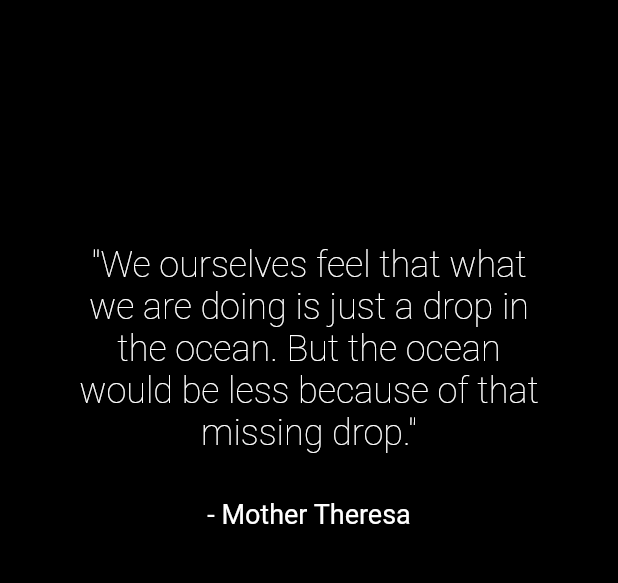
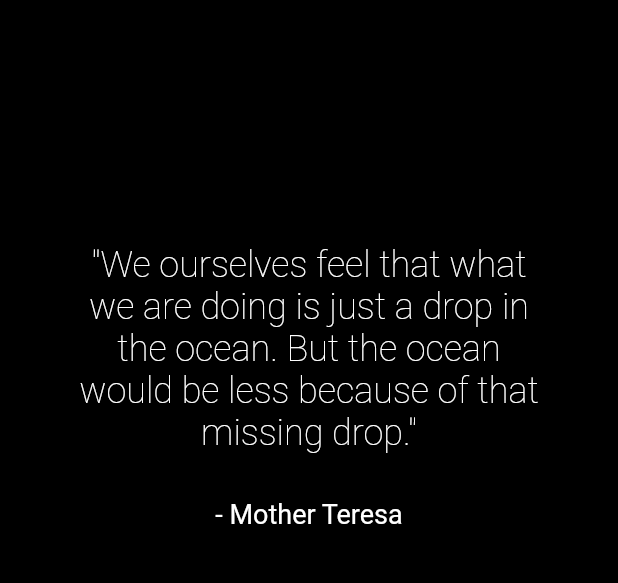
Before and after one commit to thank-tank/mobile, a Flutter app: the screen it shows after launch, on a phone screen of 412 x 824 dp, the part 432-1015 px from its top. Run offline on Flutter 3.47's test engine with Material 2 defaults, Android fonts, the phone set to English and light mode, and no system bars; our stand-ins replace cloud_firestore; missing offline and left inert: dash_chat; accounts and stored records are empty.

Commit message:
text changes

```diff
--- a/lib/src/onboard/home.dart
+++ b/lib/src/onboard/home.dart
@@ -22,7 +22,7 @@ class Home extends StatefulWidget {
 class _HomeState extends State<Home> {
   int tabIndex = 0;
   List<Widget> tabs;
-  List<String> tabLabels = ["Gratitude Ocean", "ThankTank", "Drips", "Your Stream"];
+  List<String> tabLabels = ["Gratitude Ocean", "ThankTank", "Drips", "My Stream"];
 
   @override
   void initState() {
--- a/lib/src/onboard/welcome.dart
+++ b/lib/src/onboard/welcome.dart
@@ -42,7 +42,7 @@ class Welcome extends StatelessWidget {
                 height: 30,
               ),
               Text(
-                "- Mother Theresa",
+                "- Mother Teresa",
                 textAlign: TextAlign.center,
                 style: Theme.of(context).textTheme.headline2,
               ),
--- a/lib/src/widgets/chatFeed.dart
+++ b/lib/src/widgets/chatFeed.dart
@@ -49,7 +49,7 @@ class _ChatFeedState extends State<ChatFeed> {
                 itemBuilder: (context, index) {
                   int newIndex = index;
                   if (snapshot.data[index]['username'] == widget.username) {
-                    newIndex++;
+                    newIndex = snapshot.data.length - 1;
                   }
                   return Padding(
                     padding: EdgeInsets.fromLTRB(15, 8, 15, 8),
--- a/lib/src/widgets/dropScreen.dart
+++ b/lib/src/widgets/dropScreen.dart
@@ -88,7 +88,7 @@ class _DropScreenState extends State<DropScreen> {
                             height: 10,
                           ),
                           Text(
-                            snapshot.data['content'],
+                            "\"${snapshot.data['content']}\"",
                             style: defaultTheme.textTheme.bodyText1,
                           ),
                           SizedBox(
--- a/lib/src/widgets/homeFeed.dart
+++ b/lib/src/widgets/homeFeed.dart
@@ -82,7 +82,7 @@ class _HomeFeedState extends State<HomeFeed> {
                           height: 10,
                         ),
                         Text(
-                          snapshot.data['ocean'][index]['content'],
+                          "\"${snapshot.data['ocean'][index]['content']}\"",
                           style: defaultTheme.textTheme.bodyText1,
                         ),
                         SizedBox(
```
